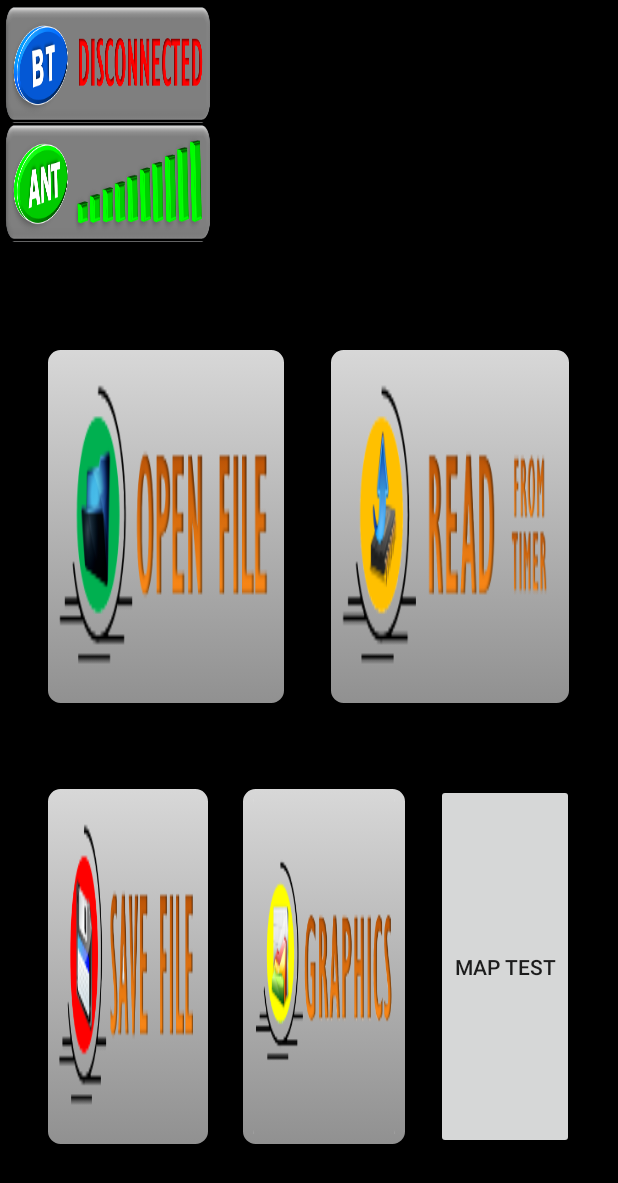
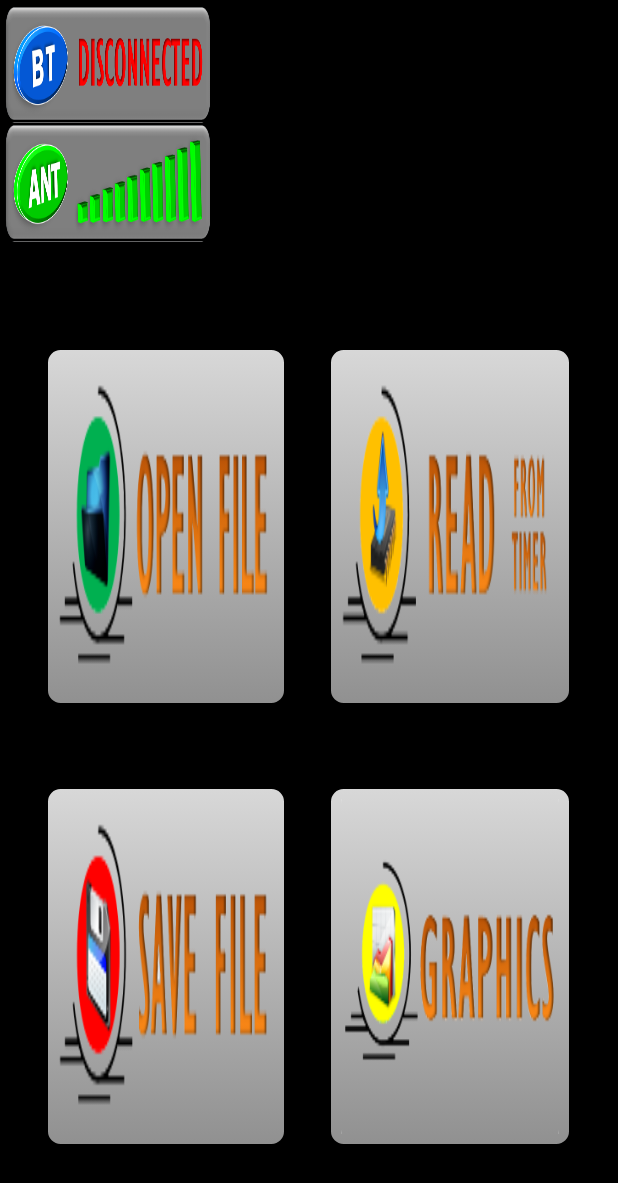
Before and after one commit to KurlesHS/settingsdialog, an Android app: the layout activity_setup_graph.xml on its own in the app's theme, with its tools: preview values and no code run, on a phone screen of 412 x 824 dp. Shown: the top 1183 px of the screen. Run offline under Robolectric (Android 15) with nearby library versions, the light colour scheme and no system bars.

Commit message:
some changes for build with android studio

```diff
--- a/viotimer/build.gradle
+++ b/viotimer/build.gradle
@@ -34,8 +34,8 @@ android {
         //applicationId "com.horrorsoft.abctimer"
         minSdkVersion 14
         targetSdkVersion 25
-        versionCode 5
-        versionName "1.5"
+        versionCode 6
+        versionName "1.6"
     }
     buildTypes {
         release {
--- a/viotimer/src/main/java/com/horrorsoft/abctimer/GraphSettingActivity.java
+++ b/viotimer/src/main/java/com/horrorsoft/abctimer/GraphSettingActivity.java
@@ -177,12 +177,6 @@ public class GraphSettingActivity extends ActivityWithBluetoothStatuses {
         }
     }
 
-    @Click(R.id.mapTestButton)
-    public void handleMapButton() {
-        Intent intent = new Intent(this, GoogleMapsActivity.class);
-        startActivity(intent);
-    }
-
     @UiThread(delay = 5000)
     protected void closeProgressDialogAfterFiveSecond() {
         closeProgressDialog();
--- a/viotimer/src/main/res/layout/activity_setup_graph.xml
+++ b/viotimer/src/main/res/layout/activity_setup_graph.xml
@@ -139,13 +139,6 @@
                         android:background="@drawable/style_button"
                         android:scaleType="fitXY"
                         android:src="@drawable/grp_scr"/>
-                <FrameLayout android:layout_width="wrap_content" android:layout_height="match_parent" android:layout_weight="6"/>
-                <Button
-                        android:layout_width="wrap_content"
-                        android:layout_height="fill_parent"
-                        android:text="MAP TEST"
-                        android:id="@+id/mapTestButton"/>
-
             </LinearLayout>
 
 
```
Also changed, not shown: viotimer/src/main/AndroidManifest.xml (+0 -9 lines).
